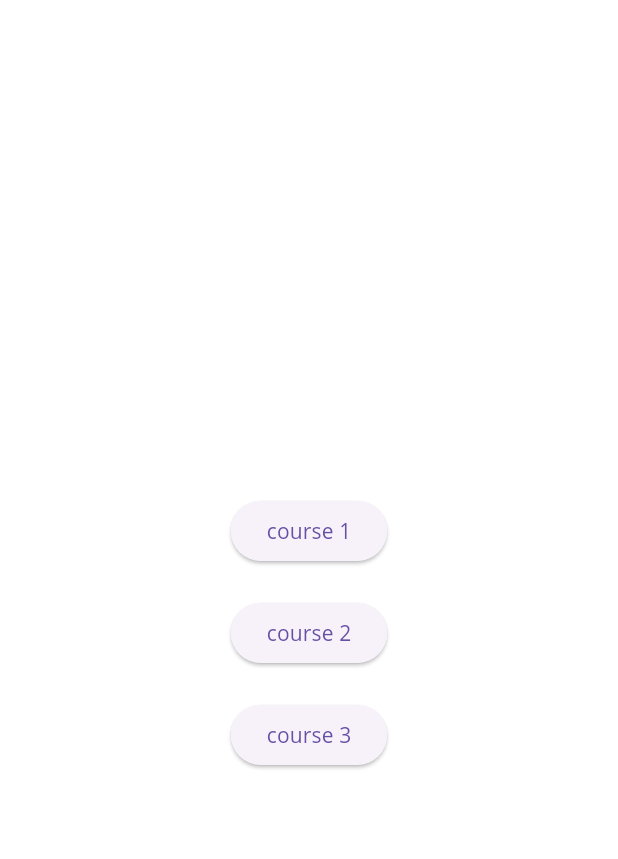
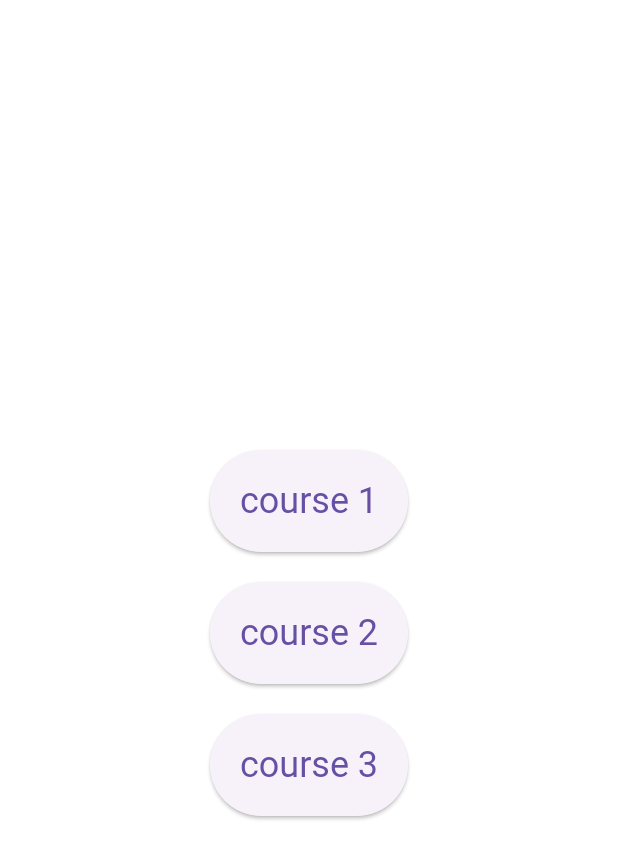
Before and after one commit to Tarun-Rajan/basic-flutter-page, a Flutter app: the EpisodesView widget shown alone on an empty page, opened directly, on a phone screen of 412 x 824 dp. Shown: the top 859 px of the screen. Run offline on Flutter 3.47's test engine with Material 3 defaults, Android fonts, the phone set to English and light mode, and no system bars; our stand-ins replace get_it, responsive_builder.

Commit message:
Update episodes_view.dart
bigger

```diff
--- a/lib/views/episodes/episodes_view.dart
+++ b/lib/views/episodes/episodes_view.dart
@@ -1,4 +1,6 @@
 import 'package:flutter/material.dart';
+
+const double _buttonSpacing = 20;
 
 class EpisodesView extends StatelessWidget {
   const EpisodesView({Key? key}) : super(key: key);
@@ -12,18 +14,30 @@ class EpisodesView extends StatelessWidget {
           mainAxisAlignment:
               MainAxisAlignment.center, // Center the column vertically
           children: [
-            SizedBox(height: 20), // Add some space at the top
+            SizedBox(height: _buttonSpacing), // Add some space at the top
             ElevatedButton(
+              style: ElevatedButton.styleFrom(
+                padding: EdgeInsets.all(20), // Increase button padding
+                textStyle: TextStyle(fontSize: 24), // Increase text size
+              ),
               child: Text('course 1'),
               onPressed: () {}, // Add button press handler
             ),
-            SizedBox(height: 20), // Add space between buttons
+            SizedBox(height: _buttonSpacing), // Add space between buttons
             ElevatedButton(
+              style: ElevatedButton.styleFrom(
+                padding: EdgeInsets.all(20), // Increase button padding
+                textStyle: TextStyle(fontSize: 24), // Increase text size
+              ),
               child: Text('course 2'),
               onPressed: () {}, // Add button press handler
             ),
-            SizedBox(height: 20), // Add space between buttons
+            SizedBox(height: _buttonSpacing), // Add space between buttons
             ElevatedButton(
+              style: ElevatedButton.styleFrom(
+                padding: EdgeInsets.all(20), // Increase button padding
+                textStyle: TextStyle(fontSize: 24), // Increase text size
+              ),
               child: Text('course 3'),
               onPressed: () {}, // Add button press handler
             ),
```
